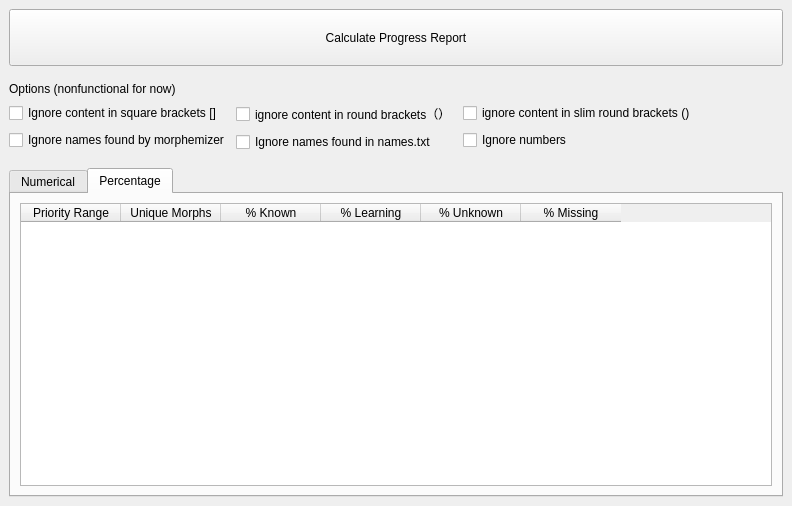
Above: ankimorphs/ui/progress_window.ui from mortii/anki-morphs before the change. Below: the same form after it.
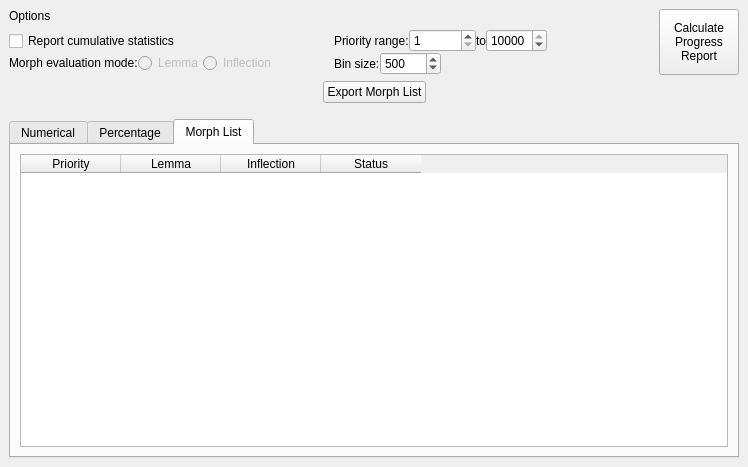
That is the form after the change. The open tabs and pages were chosen to show the change.

The edit to the form file:
```diff
--- a/ankimorphs/ui/progress_window.ui
+++ b/ankimorphs/ui/progress_window.ui
@@ -6,8 +6,8 @@
    <rect>
     <x>0</x>
     <y>0</y>
-    <width>792</width>
-    <height>506</height>
+    <width>748</width>
+    <height>467</height>
    </rect>
   </property>
   <property name="windowTitle">
@@ -17,109 +17,269 @@
    <layout class="QVBoxLayout" name="verticalLayout_5">
     <item>
      <layout class="QVBoxLayout" name="verticalLayout_4">
-      <item>
-       <layout class="QHBoxLayout" name="horizontalLayout_2">
-        <item>
-         <layout class="QHBoxLayout" name="horizontalLayout_3">
-          <property name="topMargin">
-           <number>0</number>
-          </property>
-          <property name="bottomMargin">
-           <number>0</number>
-          </property>
-          <item alignment="Qt::AlignTop">
-           <widget class="QPushButton" name="calculateProgressPushButton">
-            <property name="minimumSize">
-             <size>
-              <width>0</width>
-              <height>57</height>
-             </size>
-            </property>
-            <property name="text">
-             <string>Calculate Progress Report</string>
-            </property>
-           </widget>
-          </item>
-         </layout>
-        </item>
-       </layout>
-      </item>
       <item>
        <layout class="QVBoxLayout" name="verticalLayout_3">
         <property name="topMargin">
-         <number>10</number>
+         <number>0</number>
         </property>
         <property name="bottomMargin">
          <number>10</number>
         </property>
-        <item>
-         <widget class="QLabel" name="label_3">
-          <property name="text">
-           <string>Options (nonfunctional for now)</string>
-          </property>
-         </widget>
-        </item>
         <item>
          <layout class="QHBoxLayout" name="horizontalLayout_6">
           <item>
-           <layout class="QVBoxLayout" name="verticalLayout_10">
+           <layout class="QVBoxLayout" name="verticalLayout">
             <item>
-             <widget class="QCheckBox" name="squareBracketsCheckBox">
+             <widget class="QLabel" name="label_3">
+              <property name="toolTipDuration">
+               <number>4</number>
+              </property>
               <property name="text">
-               <string>Ignore content in square brackets []</string>
+               <string>Options</string>
               </property>
              </widget>
             </item>
             <item>
-             <widget class="QCheckBox" name="namesMorphemizerCheckBox">
-              <property name="text">
-               <string>Ignore names found by morphemizer</string>
-              </property>
-             </widget>
+             <layout class="QHBoxLayout" name="horizontalLayout">
+              <item>
+               <layout class="QVBoxLayout" name="verticalLayout_10">
+                <property name="spacing">
+                 <number>0</number>
+                </property>
+                <item>
+                 <widget class="QCheckBox" name="cumulativeCheckBox">
+                  <property name="text">
+                   <string>Report cumulative statistics</string>
+                  </property>
+                 </widget>
+                </item>
+                <item>
+                 <layout class="QHBoxLayout" name="horizontalLayout_2">
+                  <item>
+                   <widget class="QLabel" name="label">
+                    <property name="enabled">
+                     <bool>true</bool>
+                    </property>
+                    <property name="sizePolicy">
+                     <sizepolicy hsizetype="Minimum" vsizetype="Minimum">
+                      <horstretch>0</horstretch>
+                      <verstretch>0</verstretch>
+                     </sizepolicy>
+                    </property>
+                    <property name="font">
+                     <font>
+                      <bold>false</bold>
+                     </font>
+                    </property>
+                    <property name="text">
+                     <string>Morph evaluation mode:</string>
+                    </property>
+                   </widget>
+                  </item>
+                  <item>
+                   <widget class="QRadioButton" name="lemmaRadioButton">
+                    <property name="enabled">
+                     <bool>false</bool>
+                    </property>
+                    <property name="toolTip">
+                     <string/>
+                    </property>
+                    <property name="text">
+                     <string>Lemma</string>
+                    </property>
+                   </widget>
+                  </item>
+                  <item>
+                   <widget class="QRadioButton" name="inflectionRadioButton">
+                    <property name="enabled">
+                     <bool>false</bool>
+                    </property>
+                    <property name="text">
+                     <string>Inflection</string>
+                    </property>
+                   </widget>
+                  </item>
+                  <item>
+                   <spacer name="horizontalSpacer">
+                    <property name="orientation">
+                     <enum>Qt::Horizontal</enum>
+                    </property>
+                    <property name="sizeHint" stdset="0">
+                     <size>
+                      <width>40</width>
+                      <height>20</height>
+                     </size>
+                    </property>
+                   </spacer>
+                  </item>
+                 </layout>
+                </item>
+               </layout>
+              </item>
+              <item>
+               <layout class="QVBoxLayout" name="verticalLayout_9">
+                <property name="spacing">
+                 <number>0</number>
+                </property>
+                <property name="leftMargin">
+                 <number>0</number>
+                </property>
+                <item>
+                 <layout class="QHBoxLayout" name="horizontalLayout_3">
+                  <item>
+                   <widget class="QLabel" name="label_2">
+                    <property name="text">
+                     <string>Priority range:</string>
+                    </property>
+                   </widget>
+                  </item>
+                  <item>
+                   <widget class="QSpinBox" name="minPrioritySpinBox">
+                    <property name="layoutDirection">
+                     <enum>Qt::LeftToRight</enum>
+                    </property>
+                    <property name="minimum">
+                     <number>1</number>
+                    </property>
+                    <property name="maximum">
+                     <number>100000</number>
+                    </property>
+                    <property name="singleStep">
+                     <number>500</number>
+                    </property>
+                   </widget>
+                  </item>
+                  <item>
+                   <widget class="QLabel" name="label_4">
+                    <property name="text">
+                     <string>to</string>
+                    </property>
+                   </widget>
+                  </item>
+                  <item>
+                   <widget class="QSpinBox" name="maxPrioritySpinBox">
+                    <property name="minimum">
+                     <number>1</number>
+                    </property>
+                    <property name="maximum">
+                     <number>10000</number>
+                    </property>
+                    <property name="singleStep">
+                     <number>500</number>
+                    </property>
+                    <property name="value">
+                     <number>10000</number>
+                    </property>
+                   </widget>
+                  </item>
+                  <item>
+                   <spacer name="horizontalSpacer_2">
+                    <property name="orientation">
+                     <enum>Qt::Horizontal</enum>
+                    </property>
+                    <property name="sizeHint" stdset="0">
+                     <size>
+                      <width>40</width>
+                      <height>20</height>
+                     </size>
+                    </property>
+                   </spacer>
+                  </item>
+                 </layout>
+                </item>
+                <item>
+                 <layout class="QHBoxLayout" name="horizontalLayout_4">
+                  <item>
+                   <widget class="QLabel" name="label_5">
+                    <property name="text">
+                     <string>Bin size:</string>
+                    </property>
+                   </widget>
+                  </item>
+                  <item>
+                   <widget class="QSpinBox" name="binSizeSpinBox">
+                    <property name="minimum">
+                     <number>100</number>
+                    </property>
+                    <property name="maximum">
+                     <number>10000</number>
+                    </property>
+                    <property name="singleStep">
+                     <number>100</number>
+                    </property>
+                    <property name="value">
+                     <number>500</number>
+                    </property>
+                   </widget>
+                  </item>
+                  <item>
+                   <spacer name="horizontalSpacer_3">
+                    <property name="orientation">
+                     <enum>Qt::Horizontal</enum>
+                    </property>
+                    <property name="sizeHint" stdset="0">
+                     <size>
+                      <width>40</width>
+                      <height>20</height>
+                     </size>
+                    </property>
+                   </spacer>
+                  </item>
+                 </layout>
+                </item>
+               </layout>
+              </item>
+             </layout>
             </item>
            </layout>
           </item>
           <item>
-           <layout class="QVBoxLayout" name="verticalLayout_9">
-            <property name="leftMargin">
-             <number>0</number>
+           <widget class="QPushButton" name="calculateProgressPushButton">
+            <property name="sizePolicy">
+             <sizepolicy hsizetype="Minimum" vsizetype="Minimum">
+              <horstretch>0</horstretch>
+              <verstretch>0</verstretch>
+             </sizepolicy>
             </property>
-            <item>
-             <widget class="QCheckBox" name="roundBracketsCheckBox">
-              <property name="text">
-               <string>ignore content in round brackets（）</string>
-              </property>
-             </widget>
-            </item>
-            <item>
-             <widget class="QCheckBox" name="namesFileCheckBox">
-              <property name="text">
-               <string>Ignore names found in names.txt</string>
-              </property>
-             </widget>
-            </item>
-           </layout>
+            <property name="minimumSize">
+             <size>
+              <width>0</width>
+              <height>57</height>
+             </size>
+            </property>
+            <property name="text">
+             <string>Calculate
+Progress 
+Report</string>
+            </property>
+           </widget>
           </item>
+         </layout>
+        </item>
+        <item>
+         <layout class="QHBoxLayout" name="horizontalLayout_5">
           <item>
-           <layout class="QVBoxLayout" name="verticalLayout_8">
-            <item>
-             <widget class="QCheckBox" name="slimRoundBracketsCheckBox">
-              <property name="text">
-               <string>ignore content in slim round brackets ()</string>
-              </property>
-             </widget>
-            </item>
-            <item>
-             <widget class="QCheckBox" name="numbersCheckBox">
-              <property name="text">
-               <string>Ignore numbers</string>
-              </property>
-             </widget>
-            </item>
-           </layout>
+           <spacer name="horizontalSpacer_4">
+            <property name="orientation">
+             <enum>Qt::Horizontal</enum>
+            </property>
+            <property name="sizeHint" stdset="0">
+             <size>
+              <width>40</width>
+              <height>20</height>
+             </size>
+            </property>
+           </spacer>
           </item>
           <item>
-           <spacer name="horizontalSpacer_2">
+           <widget class="QPushButton" name="exportMorphListPushButton">
+            <property name="text">
+             <string>Export Morph List</string>
+            </property>
+           </widget>
+          </item>
+          <item>
+           <spacer name="horizontalSpacer_5">
             <property name="orientation">
              <enum>Qt::Horizontal</enum>
             </property>
@@ -136,7 +296,13 @@
        </layout>
       </item>
       <item>
-       <widget class="QTabWidget" name="tablesTabWidget">
+       <widget class="QTabWidget" name="qTabWidget">
+        <property name="sizePolicy">
+         <sizepolicy hsizetype="Expanding" vsizetype="Expanding">
+          <horstretch>0</horstretch>
+          <verstretch>0</verstretch>
+         </sizepolicy>
+        </property>
         <property name="currentIndex">
          <number>0</number>
         </property>
@@ -222,6 +388,55 @@
           </item>
          </layout>
         </widget>
+        <widget class="QWidget" name="tab_3">
+         <attribute name="title">
+          <string>Morph List</string>
+         </attribute>
+         <layout class="QVBoxLayout" name="verticalLayout_2">
+          <item>
+           <widget class="QTableWidget" name="morphListTableWidget">
+            <property name="enabled">
+             <bool>true</bool>
+            </property>
+            <property name="sizePolicy">
+             <sizepolicy hsizetype="Expanding" vsizetype="Expanding">
+              <horstretch>0</horstretch>
+              <verstretch>0</verstretch>
+             </sizepolicy>
+            </property>
+            <property name="minimumSize">
+             <size>
+              <width>0</width>
+              <height>0</height>
+             </size>
+            </property>
+            <property name="autoFillBackground">
+             <bool>false</bool>
+            </property>
+            <column>
+             <property name="text">
+              <string>Priority</string>
+             </property>
+            </column>
+            <column>
+             <property name="text">
+              <string>Lemma</string>
+             </property>
+            </column>
+            <column>
+             <property name="text">
+              <string>Inflection</string>
+             </property>
+            </column>
+            <column>
+             <property name="text">
+              <string>Status</string>
+             </property>
+            </column>
+           </widget>
+          </item>
+         </layout>
+        </widget>
        </widget>
       </item>
      </layout>
```
Left out of the diff: 8 changed lines with no effect on the pictures.
